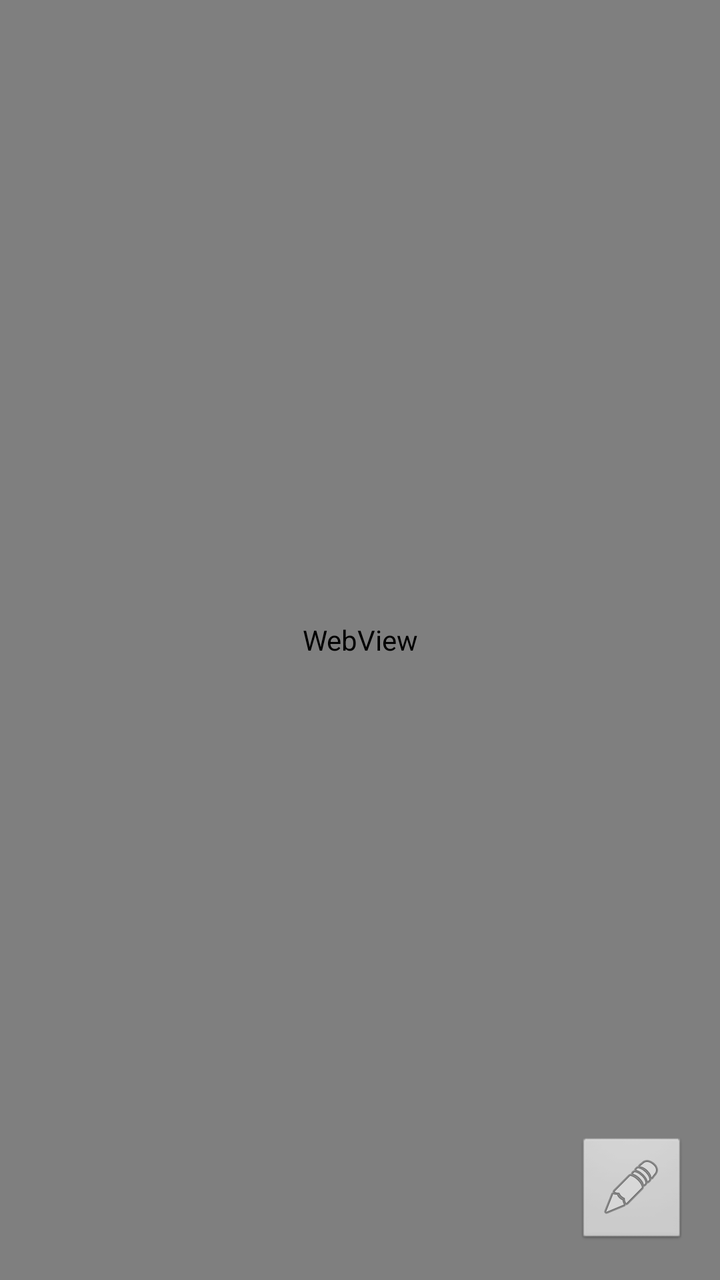
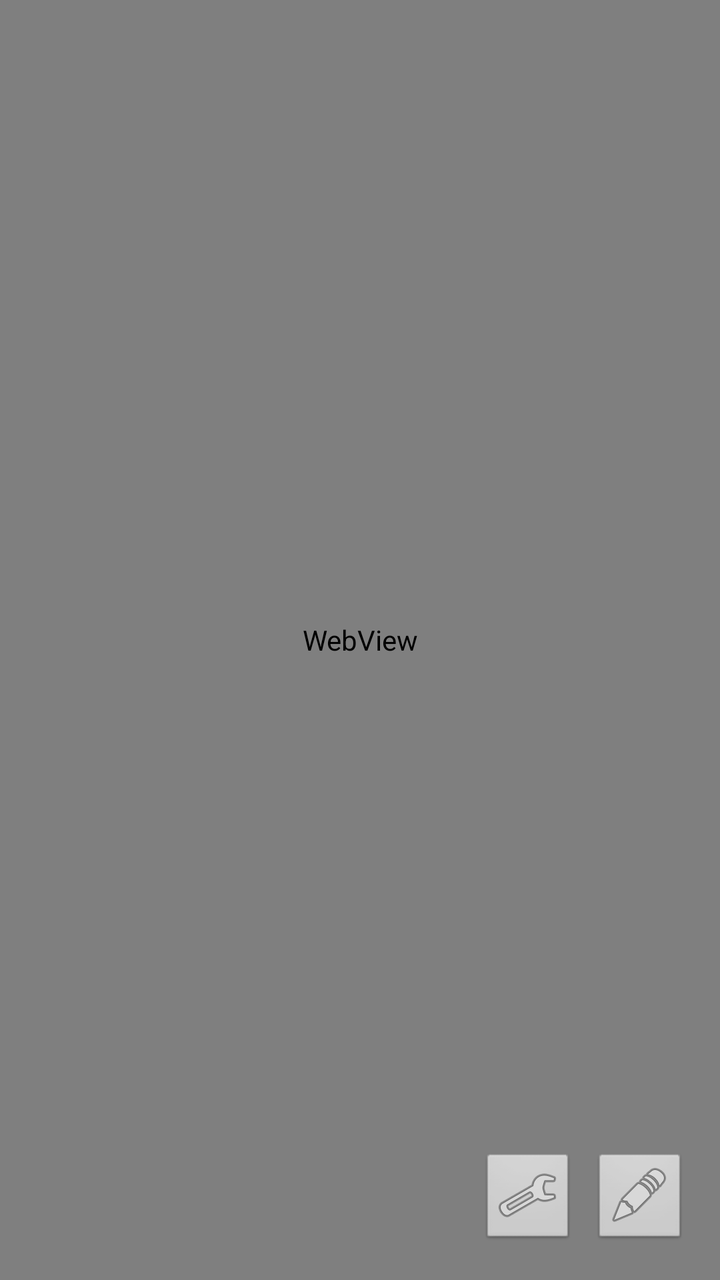

An Android layout rendered at two revisions. The XML below is the earlier revision; the diff shows what the commit changed to produce the second picture.
<!-- AndroidManifest.xml: application theme Theme.XpraClient -->
<!-- res/layout/activity_main.xml -->
<?xml version="1.0" encoding="utf-8"?>
<FrameLayout xmlns:android="http://schemas.android.com/apk/res/android"
    android:layout_width="match_parent"
    android:layout_height="match_parent"
    android:background="#000000">

    <WebView
        android:id="@+id/webView"
        android:layout_width="match_parent"
        android:layout_height="match_parent" />

    <ImageButton
        android:id="@+id/btnKeyboard"
        android:layout_width="56dp"
        android:layout_height="56dp"
        android:layout_gravity="bottom|end"
        android:layout_margin="16dp"
        android:contentDescription="Keyboard"
        android:src="@android:drawable/ic_menu_edit"
        android:background="@android:drawable/btn_default"
        android:alpha="0.75" />

</FrameLayout>
<!-- resources referenced by this layout -->
<resources>
  <style name="Theme.XpraClient" parent="Theme.AppCompat.NoActionBar">
          <item name="android:statusBarColor">#000000</item>
          <item name="android:navigationBarColor">#000000</item>
          <item name="android:windowFullscreen">true</item>
      </style>
</resources>

<!-- the commit's change to res/layout/activity_main.xml (unified diff, before → after) -->
@@ -1,23 +1,152 @@
 <?xml version="1.0" encoding="utf-8"?>
 <FrameLayout xmlns:android="http://schemas.android.com/apk/res/android"
+    android:id="@+id/rootContainer"
     android:layout_width="match_parent"
     android:layout_height="match_parent"
     android:background="#000000">
 
+    
     <WebView
         android:id="@+id/webView"
         android:layout_width="match_parent"
         android:layout_height="match_parent" />
 
-    <ImageButton
-        android:id="@+id/btnKeyboard"
-        android:layout_width="56dp"
-        android:layout_height="56dp"
+    
+    <View
+        android:id="@+id/touchpadOverlay"
+        android:layout_width="match_parent"
+        android:layout_height="match_parent" />
+
+    
+    <HorizontalScrollView
+        android:id="@+id/specialKeyBar"
+        android:layout_width="match_parent"
+        android:layout_height="48dp"
+        android:layout_gravity="top"
+        android:background="#DD1E1E1E"
+        android:visibility="gone"
+        android:scrollbars="none">
+
+        <LinearLayout
+            android:layout_width="wrap_content"
+            android:layout_height="match_parent"
+            android:orientation="horizontal"
+            android:gravity="center_vertical"
+            android:paddingHorizontal="4dp">
+
+            <Button
+                android:id="@+id/btnEsc"
+                style="@style/Widget.AppCompat.Button.Borderless"
+                android:layout_width="wrap_content"
+                android:layout_height="wrap_content"
+                android:text="ESC"
+                android:textColor="#FFFFFF" />
+
+            <Button
+                android:id="@+id/btnTab"
+                style="@style/Widget.AppCompat.Button.Borderless"
+                android:layout_width="wrap_content"
+                android:layout_height="wrap_content"
+                android:text="TAB"
+                android:textColor="#FFFFFF" />
+
+            <ToggleButton
+                android:id="@+id/toggleCtrl"
+                android:layout_width="wrap_content"
+                android:layout_height="wrap_content"
+                android:textOn="CTRL"
+                android:textOff="CTRL"
+                android:textColor="#FFFFFF" />
+
+            <ToggleButton
+                android:id="@+id/toggleAlt"
+                android:layout_width="wrap_content"
+                android:layout_height="wrap_content"
+                android:textOn="ALT"
+                android:textOff="ALT"
+                android:textColor="#FFFFFF" />
+
+            <Button
+                android:id="@+id/btnSuper"
+                style="@style/Widget.AppCompat.Button.Borderless"
+                android:layout_width="wrap_content"
+                android:layout_height="wrap_content"
+                android:text="SUPER"
+                android:textColor="#FFFFFF" />
+
+            <Button
+                android:id="@+id/btnUp"
+                style="@style/Widget.AppCompat.Button.Borderless"
+                android:layout_width="wrap_content"
+                android:layout_height="wrap_content"
+                android:text="▲"
+                android:textColor="#FFFFFF" />
+
+            <Button
+                android:id="@+id/btnDown"
+                style="@style/Widget.AppCompat.Button.Borderless"
+                android:layout_width="wrap_content"
+                android:layout_height="wrap_content"
+                android:text="▼"
+                android:textColor="#FFFFFF" />
+
+            <Button
+                android:id="@+id/btnLeft"
+                style="@style/Widget.AppCompat.Button.Borderless"
+                android:layout_width="wrap_content"
+                android:layout_height="wrap_content"
+                android:text="◀"
+                android:textColor="#FFFFFF" />
+
+            <Button
+                android:id="@+id/btnRight"
+                style="@style/Widget.AppCompat.Button.Borderless"
+                android:layout_width="wrap_content"
+                android:layout_height="wrap_content"
+                android:text="▶"
+                android:textColor="#FFFFFF" />
+
+            <Button
+                android:id="@+id/btnEnter"
+                style="@style/Widget.AppCompat.Button.Borderless"
+                android:layout_width="wrap_content"
+                android:layout_height="wrap_content"
+                android:text="↵"
+                android:textColor="#FFFFFF" />
+
+        </LinearLayout>
+    </HorizontalScrollView>
+
+    
+    <LinearLayout
+        android:layout_width="wrap_content"
+        android:layout_height="wrap_content"
         android:layout_gravity="bottom|end"
         android:layout_margin="16dp"
-        android:contentDescription="Keyboard"
-        android:src="@android:drawable/ic_menu_edit"
-        android:background="@android:drawable/btn_default"
-        android:alpha="0.75" />
+        android:orientation="horizontal"
+        android:gravity="center">
+
+        
+        <ImageButton
+            android:id="@+id/btnToggleKeys"
+            android:layout_width="48dp"
+            android:layout_height="48dp"
+            android:layout_marginEnd="8dp"
+            android:contentDescription="Special Keys"
+            android:src="@android:drawable/ic_menu_preferences"
+            android:background="@android:drawable/btn_default"
+            android:alpha="0.75" />
+
+        
+        <ImageButton
+            android:id="@+id/btnKeyboard"
+            android:layout_width="48dp"
+            android:layout_height="48dp"
+            android:contentDescription="Keyboard"
+            android:src="@android:drawable/ic_menu_edit"
+            android:background="@android:drawable/btn_default"
+            android:alpha="0.75" />
+
+    </LinearLayout>
 
 </FrameLayout>
